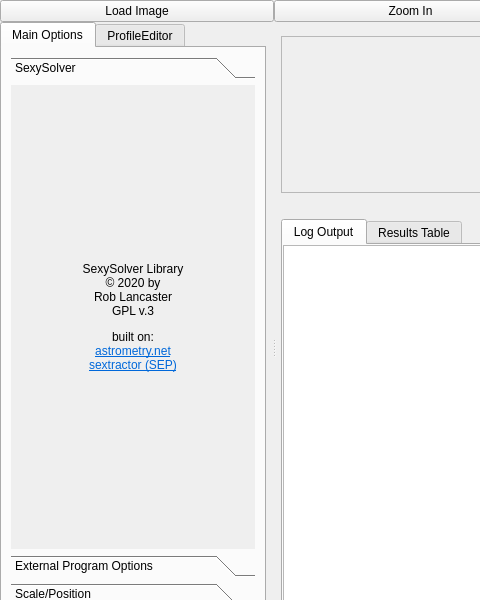
Qt form tester/mainwindow.ui (rlancaste/stellarsolver) before a commit; both pictures show x 0 to 480 and y 0 to 600 of the 1094 by 761 pixel window.
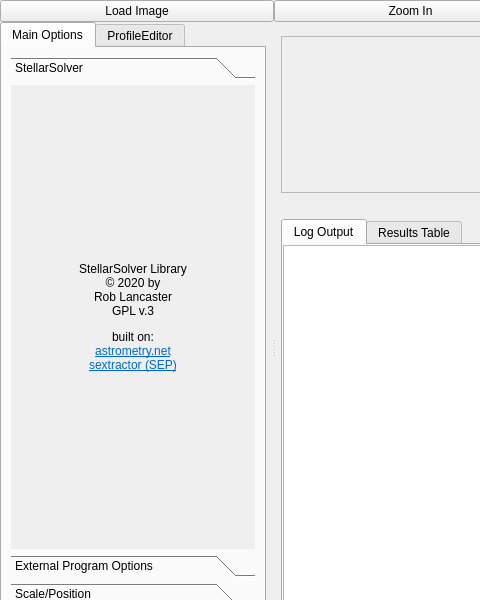
The same form after that commit. Icons and pictures are not drawn. Custom widgets are drawn as their Qt base class.

Commit message: Name Change from SexySolver to StellarSolver part 1

```diff
--- a/tester/mainwindow.ui
+++ b/tester/mainwindow.ui
@@ -132,7 +132,7 @@
                 </rect>
                </property>
                <attribute name="label">
-                <string>SexySolver</string>
+                <string>StellarSolver</string>
                </attribute>
                <layout class="QGridLayout" name="gridLayout_15">
                 <item row="0" column="0">
@@ -144,7 +144,7 @@
                    </size>
                   </property>
                   <property name="text">
-                   <string>&lt;html&gt;&lt;head/&gt;&lt;body&gt;&lt;p align=&quot;center&quot;&gt;&lt;img src=&quot;:/SexySolverIcon.png&quot; width=&quot;125&quot;/&gt;&lt;/p&gt;&lt;p align=&quot;center&quot;&gt;SexySolver Library&lt;br/&gt;© 2020 by &lt;br/&gt;Rob Lancaster&lt;br/&gt;GPL v.3&lt;/p&gt;&lt;p align=&quot;center&quot;&gt;built on:&lt;br/&gt;&lt;a href=&quot;http://astrometry.net/doc/readme.html&quot;&gt;&lt;span style=&quot; text-decoration: underline; color:#0068da;&quot;&gt;astrometry.net&lt;/span&gt;&lt;/a&gt;&lt;br/&gt;&lt;a href=&quot;https://sep.readthedocs.io/en/v1.0.x/&quot;&gt;&lt;span style=&quot; text-decoration: underline; color:#0068da;&quot;&gt;sextractor (SEP)&lt;/span&gt;&lt;/a&gt;&lt;/p&gt;&lt;/body&gt;&lt;/html&gt;</string>
+                   <string>&lt;html&gt;&lt;head/&gt;&lt;body&gt;&lt;p align=&quot;center&quot;&gt;&lt;img src=&quot;:/StellarSolverIcon.png&quot; width=&quot;125&quot;/&gt;&lt;/p&gt;&lt;p align=&quot;center&quot;&gt;StellarSolver Library&lt;br/&gt;© 2020 by &lt;br/&gt;Rob Lancaster&lt;br/&gt;GPL v.3&lt;/p&gt;&lt;p align=&quot;center&quot;&gt;built on:&lt;br/&gt;&lt;a href=&quot;http://astrometry.net/doc/readme.html&quot;&gt;&lt;span style=&quot; text-decoration: underline; color:#0068da;&quot;&gt;astrometry.net&lt;/span&gt;&lt;/a&gt;&lt;br/&gt;&lt;a href=&quot;https://sep.readthedocs.io/en/v1.0.x/&quot;&gt;&lt;span style=&quot; text-decoration: underline; color:#0068da;&quot;&gt;sextractor (SEP)&lt;/span&gt;&lt;/a&gt;&lt;/p&gt;&lt;/body&gt;&lt;/html&gt;</string>
                   </property>
                   <property name="wordWrap">
                    <bool>true</bool>
```
Left out of the diff: 2 changed lines with no effect on the pictures. The commit also changes 69 other files.
